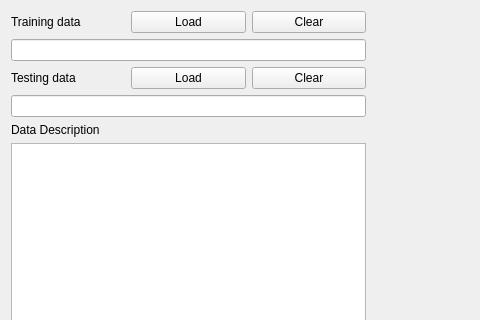
Above: GUI/Description.ui from salan668/FAE before the change; both pictures show x 0 to 480 and y 0 to 320 of the 1093 by 757 pixel window. Below: the same form after it.
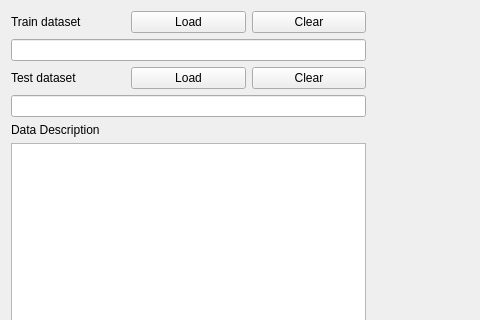
That is the form after the change. Custom widgets are drawn as their Qt base class.

What changed in the file:
```diff
--- a/GUI/Description.ui
+++ b/GUI/Description.ui
@@ -29,7 +29,7 @@
                <item>
                 <widget class="QLabel" name="label">
                  <property name="text">
-                  <string>Training data</string>
+                  <string>Train dataset</string>
                  </property>
                 </widget>
                </item>
@@ -65,7 +65,7 @@
                <item>
                 <widget class="QLabel" name="label_2">
                  <property name="text">
-                  <string>Testing data</string>
+                  <string>Test dataset</string>
                  </property>
                 </widget>
                </item>
```
